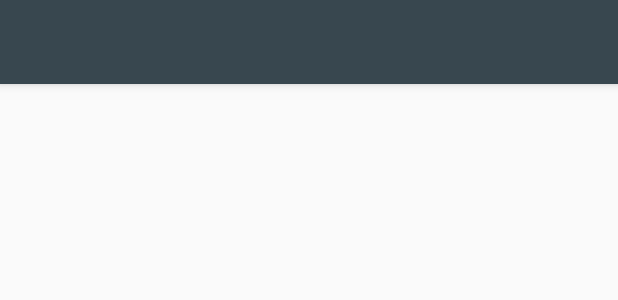
After one commit to notion-app/android, an Android app: the layout tool_bar.xml on its own in the app's theme, with its tools: preview values and no code run, on a phone screen of 412 x 824 dp. The commit adds this screen. Shown: the top 300 px of the screen. Run offline under Robolectric (Android 15) with nearby library versions, the phone set to English and light mode, and no system bars.

Commit message:
Finished login and added the nav view with a new toolbar

```diff
--- a/app/src/main/AndroidManifest.xml
+++ b/app/src/main/AndroidManifest.xml
@@ -6,13 +6,13 @@
 
     <application
         android:allowBackup="true"
-        android:icon="@mipmap/ic_launcher"
+        android:icon="@drawable/notion_logo"
         android:label="@string/app_name"
         android:theme="@style/AppTheme" >
         <meta-data android:name="com.facebook.sdk.ApplicationId" android:value="@string/facebook_app_id"/>
         <activity
             android:name=".MainActivity"
-            android:label="@string/title_activity_navigation" >
+            android:label="@string/app_name" >
             <intent-filter>
                 <action android:name="android.intent.action.MAIN" />
 
--- /dev/null
+++ b/app/src/main/res/layout/tool_bar.xml
@@ -0,0 +1,9 @@
+<?xml version="1.0" encoding="utf-8"?>
+<android.support.v7.widget.Toolbar xmlns:android="http://schemas.android.com/apk/res/android"
+    android:layout_width="match_parent"
+    android:layout_height="wrap_content"
+    android:background="@color/NotionDark"
+    android:theme="@style/AppTheme"
+    android:elevation="4dp">
+
+</android.support.v7.widget.Toolbar>
--- a/app/src/main/res/values/strings.xml
+++ b/app/src/main/res/values/strings.xml
@@ -22,4 +22,7 @@
 
     <string name="facebook_app_id">1477367869234332</string>
     <string name="test_name">Tylor Garrett</string>
+
+    <string name="action_search">Search</string>
+    <string name="action_logout">Log Out</string>
 </resources>
--- a/app/src/main/res/values/styles.xml
+++ b/app/src/main/res/values/styles.xml
@@ -1,8 +1,10 @@
 <resources>
 
     <!-- Base application theme. -->
-    <style name="AppTheme" parent="Theme.AppCompat.Light.DarkActionBar">
-        <!-- Customize your theme here. -->
+    <style name="AppTheme" parent="Theme.AppCompat.Light.NoActionBar">
+        <item name="colorPrimary">@color/NotionYellow</item>
+        <item name="colorPrimaryDark">@color/NotionDark</item>
+        <item name="android:actionMenuTextColor">@color/NotionYellow</item>
     </style>
 
 </resources>
```
Also changed, not shown: app/src/main/java/com/tylorgarrett/notion/MainActivity.java (+35 -3 lines), app/src/main/res/layout/activity_main.xml (+10 -2 lines), app/src/main/res/menu/menu_main.xml (+11 -2 lines), app/src/main/res/drawable/ic_search.png (added).
